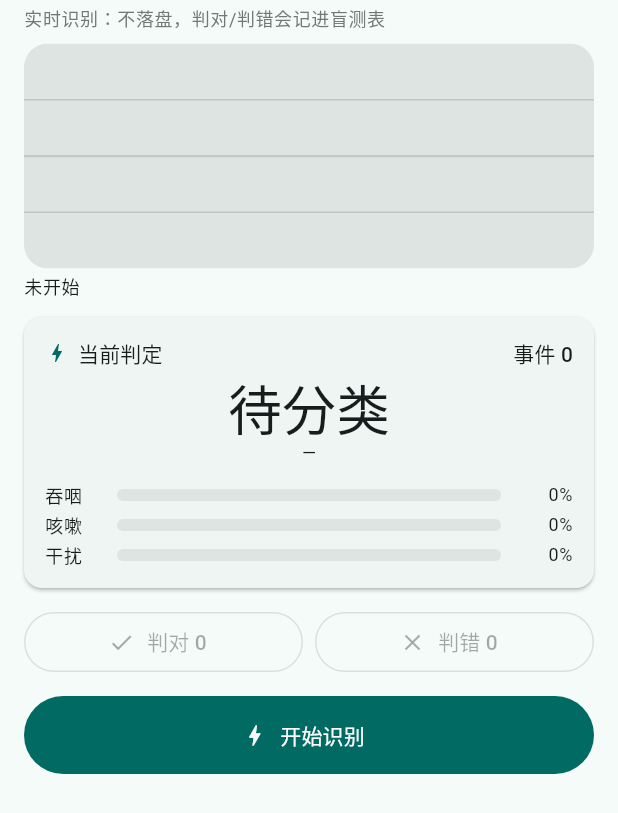
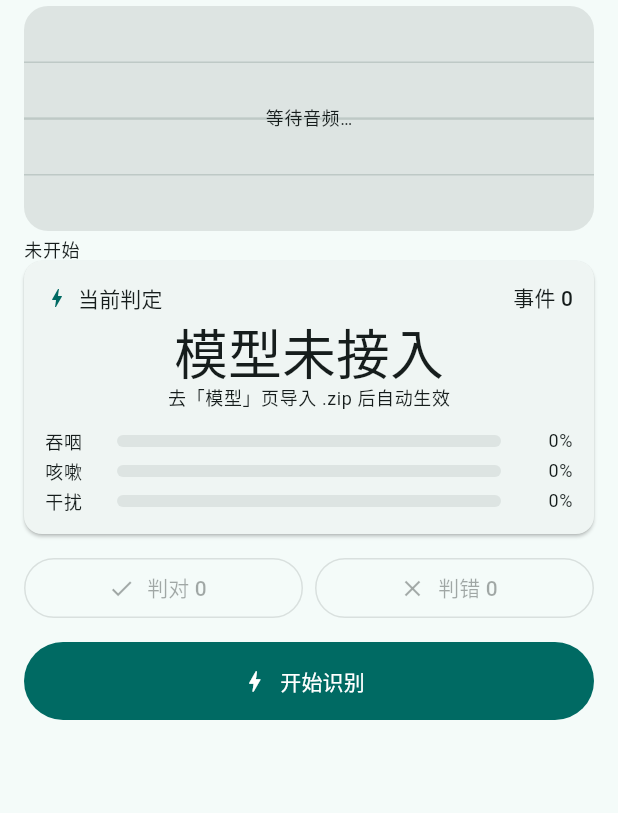
Before and after one commit to qszyljy/swallow-monitor, a Flutter app: the LiveRecognizeView widget shown alone on an empty page, opened directly with empty values, on a phone screen of 412 x 824 dp. Shown: the top 813 px of the screen. Run offline on Flutter 3.47's test engine with Material 3 defaults, Android fonts, the phone set to English and light mode, and no system bars; our stand-ins replace file_picker, share_plus; missing offline and left inert: record, tflite_flutter.

Commit message:
波形可拖动回看、事件按时间对齐、横屏让曲线占满

```diff
--- a/lib/core/recorder_service.dart
+++ b/lib/core/recorder_service.dart
@@ -36,12 +36,12 @@ class RecorderService extends ChangeNotifier {
   Timer? _ticker;
   final Stopwatch _clock = Stopwatch();
 
-  /// 波形显示用：每 10 ms 一个峰值点，窗口约 10 s。
+  /// 波形显示用：每 10 ms 一个峰值点，保留 30 s。
   static int get sampleRate => PipelineSpec.current.audio.sampleRate;
   static int get channels => PipelineSpec.current.audio.channels;
 
   int get _binSamples => (PipelineSpec.current.audio.sampleRate / 100).round();
-  static const int _maxPoints = 1000;
+  static const int _maxPoints = 3000; // 30 s，供拖动回看
 
   final List<double> peaks = <double>[];
   int _binFill = 0;
--- a/lib/ui/live_recognize_view.dart
+++ b/lib/ui/live_recognize_view.dart
@@ -15,8 +15,8 @@ import 'waveform_view.dart';
 
 /// 实时识别面板：不落盘，只推理。
 ///
-/// 分割负责「有没有事件」，模型负责「是什么」；最高分低于阈值就显示「不确定」，
-/// 不允许低置信度硬给标签——盲测时会直接判错。
+/// 分割负责「有没有事件」，模型负责「是什么」；最高分低于阈值就显示「不确定」。
+/// 波形支持横向拖动回看，事件按真实时间位置画在曲线上。
 class LiveRecognizeView extends StatefulWidget {
   const LiveRecognizeView({
     super.key,
@@ -51,8 +51,9 @@ class _LiveRecognizeViewState extends State<LiveRecognizeView> {
 
   RecorderService get recorder => widget.recorder;
 
-  double get _threshold =>
-      PipelineSpec.current.detection.confidenceThreshold;
+  double get _threshold => PipelineSpec.current.detection.confidenceThreshold;
+
+  bool get _modelReady => widget.classifierProvider.ready;
 
   @override
   void initState() {
@@ -159,25 +160,46 @@ class _LiveRecognizeViewState extends State<LiveRecognizeView> {
     );
   }
 
+  String _headline() {
+    if (!_modelReady) return '模型未接入';
+    final last = _last;
+    if (last == null) return '等待事件';
+    if (last.score < _threshold) return '不确定';
+    return _names[last.label] ?? last.label;
+  }
+
+  String _subtitle() {
+    if (!_modelReady) return '去「模型」页导入 .zip 后自动生效';
+    final last = _last;
+    if (last == null) return '说句话或咳一声试试';
+    final percent = (last.score * 100).toStringAsFixed(0);
+    final base = '$percent% · 推理 ${last.latencyMs} ms';
+    return last.score < _threshold
+        ? '$base · 低于阈值 ${(_threshold * 100).toStringAsFixed(0)}%'
+        : base;
+  }
+
+  String _waveStatus() {
+    if (recorder.recording) {
+      return '${recorder.elapsedSeconds.toStringAsFixed(1)} s · 48 kHz · '
+          '峰值 ${recorder.peakDb.toStringAsFixed(0)} dB';
+    }
+    if (recorder.peaks.isEmpty) return '未开始';
+    final total = recorder.peaks.length * 0.01;
+    return '已停止 · 共 ${total.toStringAsFixed(1)} s · 左右拖动可回看';
+  }
+
   List<EventMarker> _markers() {
     final now = recorder.elapsedSeconds;
     final markers = <EventMarker>[];
     for (final event in _events) {
       final endAgo = now - event.endSec;
-      if (endAgo < 0 || endAgo > 10) continue;
+      if (endAgo < 0) continue;
       markers.add(
         EventMarker(endAgoSeconds: endAgo, durationSeconds: event.durationSec),
       );
     }
     return markers;
-  }
-
-  String _headline() {
-    if (!widget.classifierProvider.ready) return '待分类';
-    final last = _last;
-    if (last == null) return '等待事件';
-    if (last.score < _threshold) return '不确定';
-    return _names[last.label] ?? last.label;
   }
 
   @override
@@ -186,23 +208,48 @@ class _LiveRecognizeViewState extends State<LiveRecognizeView> {
     return ListenableBuilder(
       listenable: recorder,
       builder: (context, _) {
-        final recording = recorder.recording;
-        final last = _last;
-        final labels = widget.classifierProvider.classifier.labels;
+        final landscape =
+            MediaQuery.of(context).orientation == Orientation.landscape;
+        final wave = _waveBlock(context, scheme);
+        final panel = _panel(context, scheme);
+
+        if (landscape) {
+          // 横屏：波形占左 3/4 高度，信息流在右侧独立滚动，别把曲线挤扁
+          return Row(
+            crossAxisAlignment: CrossAxisAlignment.stretch,
+            children: [
+              Expanded(
+                flex: 3,
+                child: Padding(
+                  padding: const EdgeInsets.fromLTRB(16, 8, 8, 8),
+                  child: wave,
+                ),
+              ),
+              Expanded(
+                flex: 2,
+                child: ListView(
+                  padding: const EdgeInsets.fromLTRB(8, 8, 16, 8),
+                  children: panel,
+                ),
+              ),
+            ],
+          );
+        }
 
         return ListView(
           padding: const EdgeInsets.fromLTRB(16, 4, 16, 16),
+          children: [SizedBox(height: 170, child: wave), ...panel],
+        );
+      },
+    );
+  }
+
+  Widget _waveBlock(BuildContext context, ColorScheme scheme) {
+    final recording = recorder.recording;
+    return Column(
+      crossAxisAlignment: CrossAxisAlignment.stretch,
       children: [
-            Text(
-              '实时识别：不落盘，判对/判错会记进盲测表',
-              style: Theme.of(context)
-                  .textTheme
-                  .bodySmall
-                  ?.copyWith(color: scheme.outline),
-            ),
-            const SizedBox(height: 8),
-            SizedBox(
-              height: 150,
+        Expanded(
           child: ClipRRect(
             borderRadius: BorderRadius.circular(16),
             child: ColoredBox(
@@ -215,14 +262,29 @@ class _LiveRecognizeViewState extends State<LiveRecognizeView> {
           ),
         ),
         const SizedBox(height: 4),
-            Text(
-              recording
-                  ? '${recorder.elapsedSeconds.toStringAsFixed(1)} s · '
-                      '48 kHz · 峰值 ${recorder.peakDb.toStringAsFixed(0)} dB'
-                  : '未开始',
+        Row(
+          children: [
+            Expanded(
+              child: Text(
+                _waveStatus(),
                 style: Theme.of(context).textTheme.bodySmall,
               ),
-            const SizedBox(height: 12),
+            ),
+            if (recording)
+              Icon(Icons.fiber_manual_record,
+                  size: 12, color: scheme.error),
+          ],
+        ),
+      ],
+    );
+  }
+
+  List<Widget> _panel(BuildContext context, ColorScheme scheme) {
+    final recording = recorder.recording;
+    final last = _last;
+    final labels = widget.classifierProvider.classifier.labels;
+
+    return [
       Card(
         margin: EdgeInsets.zero,
         child: Padding(
@@ -233,8 +295,7 @@ class _LiveRecognizeViewState extends State<LiveRecognizeView> {
                 children: [
                   Icon(Icons.bolt, size: 16, color: scheme.primary),
                   const SizedBox(width: 6),
-                        Text('当前判定',
-                            style: Theme.of(context).textTheme.labelLarge),
+                  Text('当前判定', style: Theme.of(context).textTheme.labelLarge),
                   const Spacer(),
                   Text('事件 ${_events.length}',
                       style: Theme.of(context).textTheme.titleSmall),
@@ -243,22 +304,13 @@ class _LiveRecognizeViewState extends State<LiveRecognizeView> {
               const SizedBox(height: 4),
               Text(_headline(),
                   style: Theme.of(context).textTheme.displaySmall),
-                    Text(
-                      last == null
-                          ? '—'
-                          : '${(last.score * 100).toStringAsFixed(0)}% · '
-                              '推理 ${last.latencyMs} ms'
-                              '${last.score < _threshold ? ' · 低于阈值 ${(_threshold * 100).toStringAsFixed(0)}%' : ''}',
-                      style: Theme.of(context).textTheme.bodySmall,
-                    ),
+              Text(_subtitle(), style: Theme.of(context).textTheme.bodySmall),
               const SizedBox(height: 8),
               for (var i = 0; i < labels.length; i++)
                 _scoreRow(
                   context,
                   _names[labels[i]] ?? labels[i],
-                        last == null || i >= last.scores.length
-                            ? 0
-                            : last.scores[i],
+                  last == null || i >= last.scores.length ? 0 : last.scores[i],
                   scheme,
                 ),
             ],
@@ -269,8 +321,7 @@ class _LiveRecognizeViewState extends State<LiveRecognizeView> {
         const SizedBox(height: 12),
         Row(
           children: [
-                  Text('事件流',
-                      style: Theme.of(context).textTheme.labelLarge),
+            Text('事件流', style: Theme.of(context).textTheme.labelLarge),
             const Spacer(),
             TextButton(
               onPressed: _exportBench,
@@ -308,14 +359,9 @@ class _LiveRecognizeViewState extends State<LiveRecognizeView> {
         onPressed: _toggle,
         icon: Icon(recording ? Icons.stop : Icons.bolt),
         label: Text(recording ? '停止识别' : '开始识别'),
-              style: FilledButton.styleFrom(
-                minimumSize: const Size.fromHeight(52),
+        style: FilledButton.styleFrom(minimumSize: const Size.fromHeight(52)),
       ),
-            ),
-          ],
-        );
-      },
-    );
+    ];
   }
 
   Widget _scoreRow(
@@ -370,7 +416,9 @@ class _LiveRecognizeViewState extends State<LiveRecognizeView> {
           ),
           Expanded(
             child: Text(
-              low ? '不确定' : (_names[event.predictedLabel] ?? event.predictedLabel),
+              low
+                  ? '不确定'
+                  : (_names[event.predictedLabel] ?? event.predictedLabel),
               style: Theme.of(context).textTheme.bodySmall,
             ),
           ),
--- a/lib/ui/waveform_view.dart
+++ b/lib/ui/waveform_view.dart
@@ -3,7 +3,6 @@ import 'dart:math' as math;
 import 'package:flutter/material.dart';
 
 /// 事件标记：相对「此刻」的结束时间和持续时长（秒）。
-/// 这样波形每帧滚动时标记会跟着走，不用自己算坐标。
 class EventMarker {
   const EventMarker({
     required this.endAgoSeconds,
@@ -16,35 +15,102 @@ class EventMarker {
   final Color? color;
 }
 
-/// 实时波形：把每个 10 ms 窗的峰值画成竖线，最新数据在最右。
-/// [markers] 用色块标出事件区间。
-class WaveformView extends StatelessWidget {
+/// 可拖动的时间轴波形。
+///
+/// - 右端固定为「此刻」，新数据从右边进，旧数据往左移
+/// - 横向拖动可以回看更早的数据，右下角出现「回到最新」
+/// - [markers] 按同一时间轴画成色块，事件落在它真实发生的位置
+class WaveformView extends StatefulWidget {
   const WaveformView({
     super.key,
     required this.peaks,
     this.markers = const <EventMarker>[],
     this.secondsPerPoint = 0.01,
+    this.spanSeconds = 10,
     this.color,
+    this.showFollowButton = true,
   });
 
   final List<double> peaks;
   final List<EventMarker> markers;
   final double secondsPerPoint;
+  final double spanSeconds;
   final Color? color;
+  final bool showFollowButton;
+
+  @override
+  State<WaveformView> createState() => _WaveformViewState();
+}
+
+class _WaveformViewState extends State<WaveformView> {
+  /// 右端距离「此刻」多少秒。0 表示跟随最新。
+  double _offsetSeconds = 0;
+
+  double get _totalSeconds => widget.peaks.length * widget.secondsPerPoint;
+
+  double get _maxOffset =>
+      math.max(0.0, _totalSeconds - widget.spanSeconds);
+
+  void _onDrag(DragUpdateDetails details, double width) {
+    if (width <= 0) return;
+    final secondsPerPixel = widget.spanSeconds / width;
+    setState(() {
+      _offsetSeconds =
+          (_offsetSeconds + details.delta.dx * secondsPerPixel)
+              .clamp(0.0, _maxOffset);
+    });
+  }
 
   @override
   Widget build(BuildContext context) {
     final scheme = Theme.of(context).colorScheme;
-    return CustomPaint(
-      painter: _WaveformPainter(
-        peaks: peaks,
-        markers: markers,
-        secondsPerPoint: secondsPerPoint,
-        color: color ?? scheme.primary,
-        markerColor: scheme.tertiary,
-        grid: scheme.outlineVariant,
-      ),
-      child: const SizedBox.expand(),
+    return LayoutBuilder(
+      builder: (context, constraints) {
+        final width = constraints.maxWidth;
+        final following = _offsetSeconds < 0.05;
+        return GestureDetector(
+          behavior: HitTestBehavior.opaque,
+          onHorizontalDragUpdate: (details) => _onDrag(details, width),
+          child: Stack(
+            children: [
+              Positioned.fill(
+                child: CustomPaint(
+                  painter: _WaveformPainter(
+                    peaks: widget.peaks,
+                    markers: widget.markers,
+                    secondsPerPoint: widget.secondsPerPoint,
+                    spanSeconds: widget.spanSeconds,
+                    offsetSeconds: _offsetSeconds,
+                    color: widget.color ?? scheme.primary,
+                    markerColor: scheme.tertiary,
+                    grid: scheme.outlineVariant,
+                  ),
+                ),
+              ),
+              if (!following)
+                Positioned(
+                  right: 8,
+                  bottom: 8,
+                  child: TextButton(
+                    style: TextButton.styleFrom(
+                      backgroundColor: scheme.surface,
+                      visualDensity: VisualDensity.compact,
+                    ),
+                    onPressed: () => setState(() => _offsetSeconds = 0),
+                    child: Text('回到最新 ${_offsetSeconds.toStringAsFixed(1)}s 前'),
+                  ),
+                ),
+              if (following && widget.peaks.isEmpty)
+                Center(
+                  child: Text(
+                    '等待音频…',
+                    style: Theme.of(context).textTheme.bodySmall,
+                  ),
+                ),
+            ],
+          ),
+        );
+      },
     );
   }
 }
@@ -54,6 +120,8 @@ class _WaveformPainter extends CustomPainter {
     required this.peaks,
     required this.markers,
     required this.secondsPerPoint,
+    required this.spanSeconds,
+    required this.offsetSeconds,
     required this.color,
     required this.markerColor,
     required this.grid,
@@ -62,6 +130,8 @@ class _WaveformPainter extends CustomPainter {
   final List<double> peaks;
   final List<EventMarker> markers;
   final double secondsPerPoint;
+  final double spanSeconds;
+  final double offsetSeconds;
   final Color color;
   final Color markerColor;
   final Color grid;
@@ -84,39 +154,45 @@ class _WaveformPainter extends CustomPainter {
         ..strokeWidth = 1.5,
     );
 
-    if (peaks.isEmpty) return;
+    if (peaks.isEmpty || spanSeconds <= 0) return;
 
-    final step = size.width / peaks.length;
+    // 时间轴：右端是 offsetSeconds 秒之前，左端更早
+    double xFor(double agoSeconds) =>
+        size.width * (1 - (agoSeconds - offsetSeconds) / spanSeconds);
 
-    // 先画事件色块，压在波形下面
-    if (markers.isNotEmpty && secondsPerPoint > 0) {
+    // 事件色块画在波形下面
+    if (markers.isNotEmpty) {
       final bandPaint = Paint()..color = markerColor.withAlpha(56);
       final edgePaint = Paint()
         ..color = markerColor.withAlpha(170)
         ..strokeWidth = 1.5;
       for (final marker in markers) {
-        final xEnd =
-            size.width - (marker.endAgoSeconds / secondsPerPoint) * step;
-        final xStart = xEnd - (marker.durationSeconds / secondsPerPoint) * step;
-        final left = math.max(0.0, xStart);
-        final right = math.min(size.width, xEnd);
-        if (right <= left) continue;
-        canvas.drawRect(Rect.fromLTRB(left, 0, right, size.height), bandPaint);
-        canvas.drawLine(Offset(left, 0), Offset(left, size.height), edgePaint);
-        canvas.drawLine(Offset(right, 0), Offset(right, size.height), edgePaint);
+        final left = xFor(marker.endAgoSeconds + marker.durationSeconds);
+        final right = xFor(marker.endAgoSeconds);
+        final l = math.max(0.0, left);
+        final r = math.min(size.width, right);
+        if (r <= l) continue;
+        canvas.drawRect(Rect.fromLTRB(l, 0, r, size.height), bandPaint);
+        canvas.drawLine(Offset(l, 0), Offset(l, size.height), edgePaint);
+        canvas.drawLine(Offset(r, 0), Offset(r, size.height), edgePaint);
       }
     }
 
     final barPaint = Paint()
       ..color = color
-      ..strokeWidth = math.max(1.0, step * 0.9)
+      ..strokeWidth = math.max(1.0, size.width / (spanSeconds / secondsPerPoint) * 0.9)
       ..strokeCap = StrokeCap.round;
 
     final halfMax = size.height / 2 - 4;
-    for (var i = 0; i < peaks.length; i++) {
-      final v = peaks[i].clamp(0.0, 1.0);
-      final h = v * halfMax;
-      final x = (i + 0.5) * step;
+    final count = peaks.length;
+    for (var i = 0; i < count; i++) {
+      final allAgo = (count - 1 - i) * secondsPerPoint;
+      if (allAgo < offsetSeconds || allAgo > offsetSeconds + spanSeconds) {
+        continue;
+      }
+      final x = xFor(allAgo);
+      final value = peaks[i].clamp(0.0, 1.0);
+      final h = value * halfMax;
       canvas.drawLine(Offset(x, mid - h), Offset(x, mid + h), barPaint);
     }
   }
@@ -125,6 +201,7 @@ class _WaveformPainter extends CustomPainter {
   bool shouldRepaint(covariant _WaveformPainter old) =>
       old.peaks.length != peaks.length ||
       old.markers.length != markers.length ||
+      old.offsetSeconds != offsetSeconds ||
       old.color != color ||
       old.grid != grid;
 }
```
Lines whose indentation alone changed are shown as unchanged.
